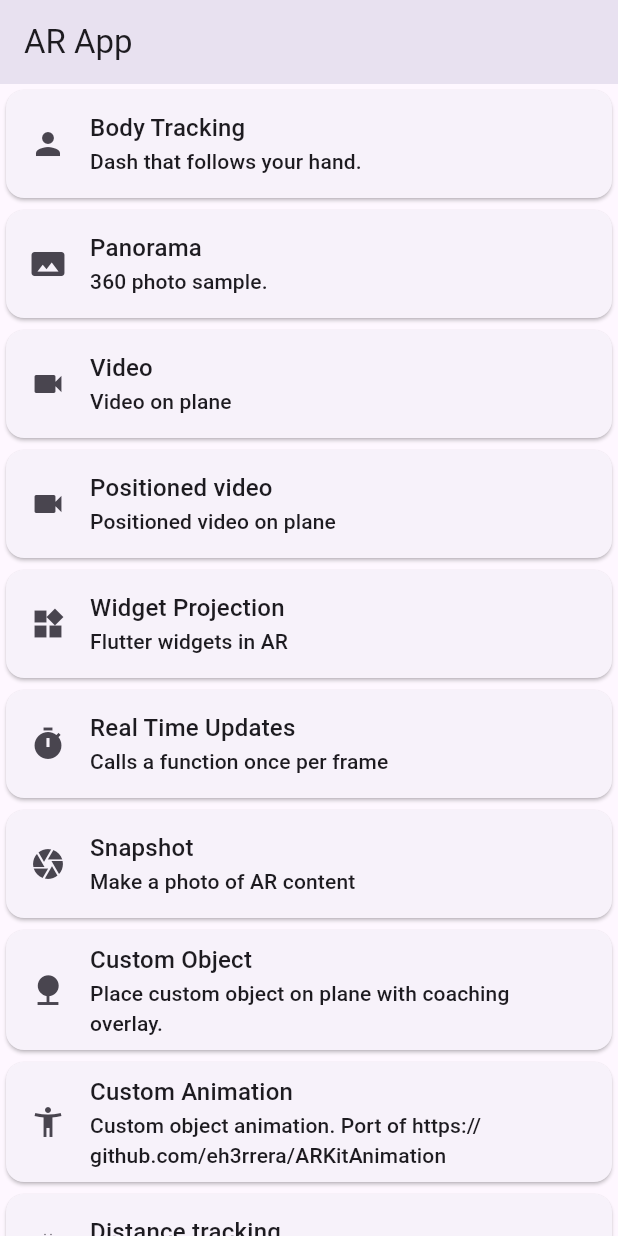
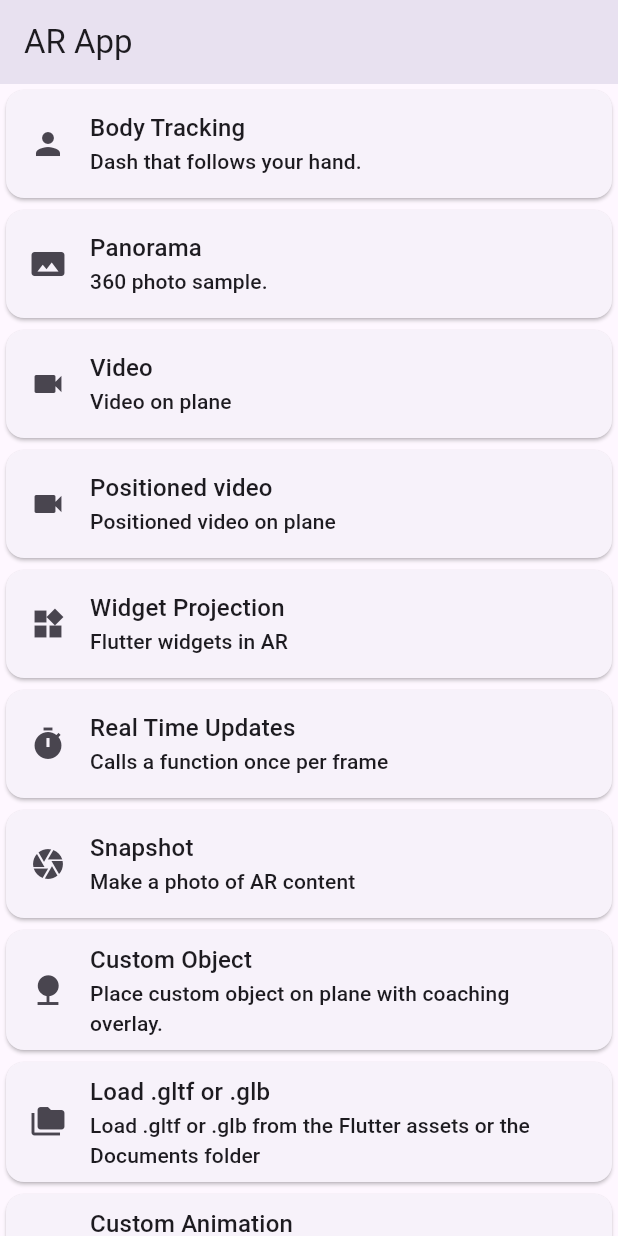
Before and after one commit to Gegerout/flutter_ar_app, a Flutter app: the screen it shows after launch, scrolled down 576 dp, on a phone screen of 412 x 824 dp. Run offline on Flutter 3.47's test engine with Material 2 defaults, Android fonts, the phone set to English and light mode, and no system bars; our stand-ins replace video_player; missing offline and left inert: arkit_plugin.

Commit message:
Custom model update

```diff
--- a/lib/screens/home_screen.dart
+++ b/lib/screens/home_screen.dart
@@ -14,6 +14,7 @@ import 'custom_animation_screen.dart';
 import 'custom_object_screen.dart';
 import 'distance_tracking_screen.dart';
 import 'face_detection_screen.dart';
+import 'load_model_screen.dart';
 import 'manipulation_screen.dart';
 import 'measure_screen.dart';
 import 'occlusion_screen.dart';
@@ -130,6 +131,13 @@ class HomePage extends StatelessWidget {
             MaterialPageRoute(builder: (c) => const CustomObjectPage())),
       ),
       Sample(
+        'Load .gltf or .glb',
+        'Load .gltf or .glb from the Flutter assets or the Documents folder',
+        Icons.folder_copy,
+        () => Navigator.of(context).push<void>(
+            MaterialPageRoute(builder: (c) => const LoadGltfOrGlbFilePage())),
+      ),
+      Sample(
         'Custom Animation',
         'Custom object animation. Port of https://github.com/eh3rrera/ARKitAnimation',
         Icons.accessibility_new,
@@ -140,7 +148,7 @@ class HomePage extends StatelessWidget {
         'Distance tracking',
         'Detects horizontal plane and track distance on it.',
         Icons.blur_on,
-            () => Navigator.of(context).push<void>(
+        () => Navigator.of(context).push<void>(
             MaterialPageRoute(builder: (c) => const DistanceTrackingPage())),
       )
     ];
```
